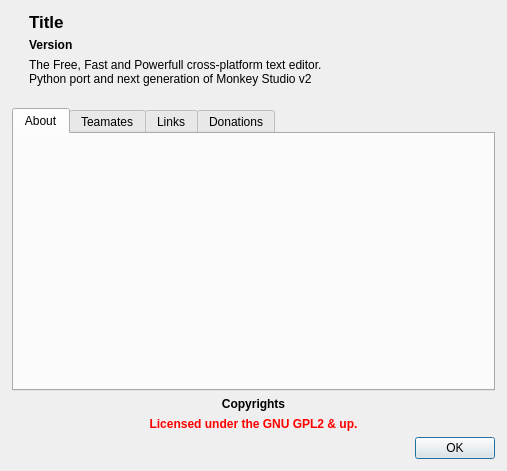
Qt form mks/ui/UIAbout.ui (andreikop/enki) before a commit.
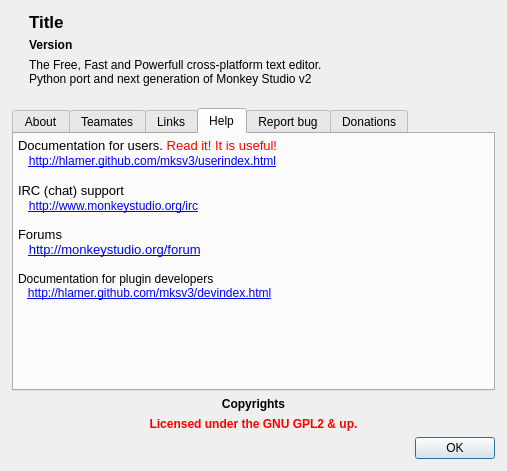
The same form after that commit. The open tabs and pages were chosen to show the change. Icons and pictures are not drawn.

Commit message: About dialogue

```diff
--- a/mks/ui/UIAbout.ui
+++ b/mks/ui/UIAbout.ui
@@ -433,6 +433,217 @@
        <string>Links</string>
       </attribute>
      </widget>
+     <widget class="QTextBrowser" name="tbHelp">
+      <property name="palette">
+       <palette>
+        <active>
+         <colorrole role="Base">
+          <brush brushstyle="SolidPattern">
+           <color alpha="0">
+            <red>255</red>
+            <green>255</green>
+            <blue>255</blue>
+           </color>
+          </brush>
+         </colorrole>
+         <colorrole role="Window">
+          <brush brushstyle="SolidPattern">
+           <color alpha="0">
+            <red>0</red>
+            <green>0</green>
+            <blue>0</blue>
+           </color>
+          </brush>
+         </colorrole>
+        </active>
+        <inactive>
+         <colorrole role="Base">
+          <brush brushstyle="SolidPattern">
+           <color alpha="0">
+            <red>255</red>
+            <green>255</green>
+            <blue>255</blue>
+           </color>
+          </brush>
+         </colorrole>
+         <colorrole role="Window">
+          <brush brushstyle="SolidPattern">
+           <color alpha="0">
+            <red>0</red>
+            <green>0</green>
+            <blue>0</blue>
+           </color>
+          </brush>
+         </colorrole>
+        </inactive>
+        <disabled>
+         <colorrole role="Base">
+          <brush brushstyle="SolidPattern">
+           <color alpha="0">
+            <red>0</red>
+            <green>0</green>
+            <blue>0</blue>
+           </color>
+          </brush>
+         </colorrole>
+         <colorrole role="Window">
+          <brush brushstyle="SolidPattern">
+           <color alpha="0">
+            <red>0</red>
+            <green>0</green>
+            <blue>0</blue>
+           </color>
+          </brush>
+         </colorrole>
+        </disabled>
+       </palette>
+      </property>
+      <property name="autoFillBackground">
+       <bool>true</bool>
+      </property>
+      <property name="frameShape">
+       <enum>QFrame::NoFrame</enum>
+      </property>
+      <property name="horizontalScrollBarPolicy">
+       <enum>Qt::ScrollBarAlwaysOff</enum>
+      </property>
+      <property name="tabChangesFocus">
+       <bool>true</bool>
+      </property>
+      <property name="html">
+       <string>&lt;!DOCTYPE HTML PUBLIC &quot;-//W3C//DTD HTML 4.0//EN&quot; &quot;http://www.w3.org/TR/REC-html40/strict.dtd&quot;&gt;
+&lt;html&gt;&lt;head&gt;&lt;meta name=&quot;qrichtext&quot; content=&quot;1&quot; /&gt;&lt;style type=&quot;text/css&quot;&gt;
+p, li { white-space: pre-wrap; }
+&lt;/style&gt;&lt;/head&gt;&lt;body style=&quot; font-family:'Sans'; font-size:9pt; font-weight:400; font-style:normal;&quot;&gt;
+&lt;table border=&quot;0&quot; style=&quot; margin-top:0px; margin-bottom:0px; margin-left:0px; margin-right:0px;&quot; width=&quot;100%&quot; cellspacing=&quot;0&quot; cellpadding=&quot;0&quot;&gt;
+&lt;tr&gt;
+&lt;td&gt;
+&lt;p style=&quot; margin-top:0px; margin-bottom:0px; margin-left:0px; margin-right:0px; -qt-block-indent:0; text-indent:0px;&quot;&gt;&lt;span style=&quot; font-family:'Droid Sans'; font-size:10pt;&quot;&gt;Documentation for users. &lt;/span&gt;&lt;span style=&quot; font-family:'Droid Sans'; font-size:10pt; color:#ff0000;&quot;&gt;Read it! It is useful!&lt;/span&gt;&lt;/p&gt;
+&lt;p style=&quot; margin-top:0px; margin-bottom:0px; margin-left:0px; margin-right:0px; -qt-block-indent:0; text-indent:0px;&quot;&gt;&lt;span style=&quot; font-family:'Droid Sans'; font-size:10pt;&quot;&gt;   &lt;/span&gt;&lt;a href=&quot;http://hlamer.github.com/mksv3/userindex.html&quot;&gt;&lt;span style=&quot; text-decoration: underline; color:#0000ff;&quot;&gt;http://hlamer.github.com/mksv3/userindex.html&lt;/span&gt;&lt;/a&gt;&lt;/p&gt;
+&lt;p style=&quot;-qt-paragraph-type:empty; margin-top:0px; margin-bottom:0px; margin-left:0px; margin-right:0px; -qt-block-indent:0; text-indent:0px; font-family:'Droid Sans'; font-size:10pt;&quot;&gt;&lt;/p&gt;
+&lt;p style=&quot; margin-top:0px; margin-bottom:0px; margin-left:0px; margin-right:0px; -qt-block-indent:0; text-indent:0px;&quot;&gt;&lt;span style=&quot; font-family:'Droid Sans'; font-size:10pt;&quot;&gt;IRC (chat) support&lt;br /&gt;   &lt;/span&gt;&lt;a href=&quot;http://www.monkeystudio.org/irc&quot;&gt;&lt;span style=&quot; text-decoration: underline; color:#0000ff;&quot;&gt;http://www.monkeystudio.org/irc&lt;/span&gt;&lt;/a&gt;&lt;/p&gt;
+&lt;p style=&quot;-qt-paragraph-type:empty; margin-top:0px; margin-bottom:0px; margin-left:0px; margin-right:0px; -qt-block-indent:0; text-indent:0px; text-decoration: underline; color:#0000ff;&quot;&gt;&lt;/p&gt;&lt;/td&gt;&lt;/tr&gt;
+&lt;tr&gt;
+&lt;td&gt;
+&lt;p style=&quot; margin-top:0px; margin-bottom:0px; margin-left:0px; margin-right:0px; -qt-block-indent:0; text-indent:0px;&quot;&gt;&lt;span style=&quot; font-family:'Droid Sans'; font-size:10pt;&quot;&gt;Forums&lt;br /&gt;   &lt;/span&gt;&lt;a href=&quot;http://monkeystudio.org/forum&quot;&gt;&lt;span style=&quot; font-family:'Droid Sans'; font-size:10pt; text-decoration: underline; color:#0000ff;&quot;&gt;http://monkeystudio.org/forum&lt;/span&gt;&lt;/a&gt;&lt;/p&gt;
+&lt;p style=&quot;-qt-paragraph-type:empty; margin-top:0px; margin-bottom:0px; margin-left:0px; margin-right:0px; -qt-block-indent:0; text-indent:0px; font-family:'Droid Sans'; font-size:10pt; text-decoration: underline; color:#0000ff;&quot;&gt;&lt;/p&gt;&lt;/td&gt;&lt;/tr&gt;
+&lt;tr&gt;
+&lt;td&gt;
+&lt;p style=&quot; margin-top:0px; margin-bottom:0px; margin-left:0px; margin-right:0px; -qt-block-indent:0; text-indent:0px;&quot;&gt;Documentation for plugin developers&lt;/p&gt;
+&lt;p style=&quot; margin-top:0px; margin-bottom:0px; margin-left:0px; margin-right:0px; -qt-block-indent:0; text-indent:0px;&quot;&gt;   &lt;a href=&quot;http://hlamer.github.com/mksv3/devindex.html&quot;&gt;&lt;span style=&quot; text-decoration: underline; color:#0000ff;&quot;&gt;http://hlamer.github.com/mksv3/devindex.html&lt;/span&gt;&lt;/a&gt;&lt;/p&gt;&lt;/td&gt;&lt;/tr&gt;&lt;/table&gt;&lt;/body&gt;&lt;/html&gt;</string>
+      </property>
+      <property name="tabStopWidth">
+       <number>40</number>
+      </property>
+      <property name="openExternalLinks">
+       <bool>true</bool>
+      </property>
+      <attribute name="title">
+       <string>Help</string>
+      </attribute>
+     </widget>
+     <widget class="QTextBrowser" name="tbReportBug">
+      <property name="palette">
+       <palette>
+        <active>
+         <colorrole role="Base">
+          <brush brushstyle="SolidPattern">
+           <color alpha="0">
+            <red>255</red>
+            <green>255</green>
+            <blue>255</blue>
+           </color>
+          </brush>
+         </colorrole>
+         <colorrole role="Window">
+          <brush brushstyle="SolidPattern">
+           <color alpha="0">
+            <red>0</red>
+            <green>0</green>
+            <blue>0</blue>
+           </color>
+          </brush>
+         </colorrole>
+        </active>
+        <inactive>
+         <colorrole role="Base">
+          <brush brushstyle="SolidPattern">
+           <color alpha="0">
+            <red>255</red>
+            <green>255</green>
+            <blue>255</blue>
+           </color>
+          </brush>
+         </colorrole>
+         <colorrole role="Window">
+          <brush brushstyle="SolidPattern">
+           <color alpha="0">
+            <red>0</red>
+            <green>0</green>
+            <blue>0</blue>
+           </color>
+          </brush>
+         </colorrole>
+        </inactive>
+        <disabled>
+         <colorrole role="Base">
+          <brush brushstyle="SolidPattern">
+           <color alpha="0">
+            <red>0</red>
+            <green>0</green>
+            <blue>0</blue>
+           </color>
+          </brush>
+         </colorrole>
+         <colorrole role="Window">
+          <brush brushstyle="SolidPattern">
+           <color alpha="0">
+            <red>0</red>
+            <green>0</green>
+            <blue>0</blue>
+           </color>
+          </brush>
+         </colorrole>
+        </disabled>
+       </palette>
+      </property>
+      <property name="autoFillBackground">
+       <bool>true</bool>
+      </property>
+      <property name="frameShape">
+       <enum>QFrame::NoFrame</enum>
+      </property>
+      <property name="horizontalScrollBarPolicy">
+       <enum>Qt::ScrollBarAlwaysOff</enum>
+      </property>
+      <property name="tabChangesFocus">
+       <bool>true</bool>
+      </property>
+      <property name="html">
+       <string>&lt;!DOCTYPE HTML PUBLIC &quot;-//W3C//DTD HTML 4.0//EN&quot; &quot;http://www.w3.org/TR/REC-html40/strict.dtd&quot;&gt;
+&lt;html&gt;&lt;head&gt;&lt;meta name=&quot;qrichtext&quot; content=&quot;1&quot; /&gt;&lt;style type=&quot;text/css&quot;&gt;
+p, li { white-space: pre-wrap; }
+&lt;/style&gt;&lt;/head&gt;&lt;body style=&quot; font-family:'Sans'; font-size:9pt; font-weight:400; font-style:normal;&quot;&gt;
+&lt;table border=&quot;0&quot; style=&quot; margin-top:0px; margin-bottom:0px; margin-left:0px; margin-right:0px;&quot; width=&quot;100%&quot; cellspacing=&quot;0&quot; cellpadding=&quot;0&quot;&gt;
+&lt;tr&gt;
+&lt;td&gt;
+&lt;p style=&quot; margin-top:0px; margin-bottom:0px; margin-left:0px; margin-right:0px; -qt-block-indent:0; text-indent:0px;&quot;&gt;&lt;span style=&quot; font-family:'Droid Sans'; font-size:10pt;&quot;&gt;The best way is posting bug to the bug tracker&lt;br /&gt;   &lt;/span&gt;&lt;a href=&quot;https://github.com/hlamer/mksv3/issues&quot;&gt;&lt;span style=&quot; font-family:'Droid Sans'; font-size:10pt; text-decoration: underline; color:#0000ff;&quot;&gt;https://github.com/hlamer/mksv3/issues&lt;/span&gt;&lt;/a&gt;&lt;/p&gt;&lt;/td&gt;&lt;/tr&gt;
+&lt;tr&gt;
+&lt;td&gt;&lt;/td&gt;&lt;/tr&gt;&lt;/table&gt;
+&lt;p style=&quot; margin-top:0px; margin-bottom:0px; margin-left:0px; margin-right:0px; -qt-block-indent:0; text-indent:0px;&quot;&gt;But, you also can just send it by email&lt;/p&gt;
+&lt;p style=&quot; margin-top:0px; margin-bottom:0px; margin-left:0px; margin-right:0px; -qt-block-indent:0; text-indent:0px;&quot;&gt;   &lt;a href=&quot;mailto://hlamer@tut.by&quot;&gt;&lt;span style=&quot; text-decoration: underline; color:#0000ff;&quot;&gt;mailto://hlamer@tut.by&lt;/span&gt;&lt;/a&gt;&lt;/p&gt;
+&lt;p style=&quot;-qt-paragraph-type:empty; margin-top:0px; margin-bottom:0px; margin-left:0px; margin-right:0px; -qt-block-indent:0; text-indent:0px; text-decoration: underline; color:#0000ff;&quot;&gt;&lt;/p&gt;&lt;/body&gt;&lt;/html&gt;</string>
+      </property>
+      <property name="tabStopWidth">
+       <number>40</number>
+      </property>
+      <property name="openExternalLinks">
+       <bool>true</bool>
+      </property>
+      <attribute name="title">
+       <string>Report bug</string>
+      </attribute>
+     </widget>
      <widget class="QTextBrowser" name="tbDonations">
       <property name="palette">
        <palette>
```
Left out of the diff: 74 changed lines with no effect on the pictures. The commit also changes 4 other files.
